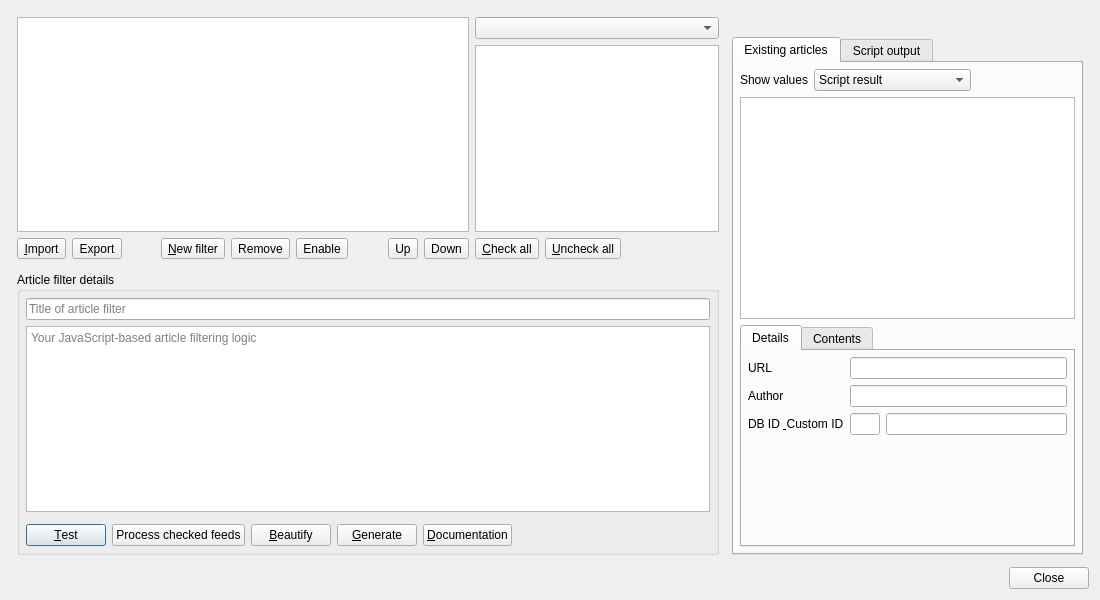
The window that src/librssguard/gui/dialogs/formmessagefiltersmanager.ui (martinrotter/rssguard) describes before a commit, drawn with Qt 5.
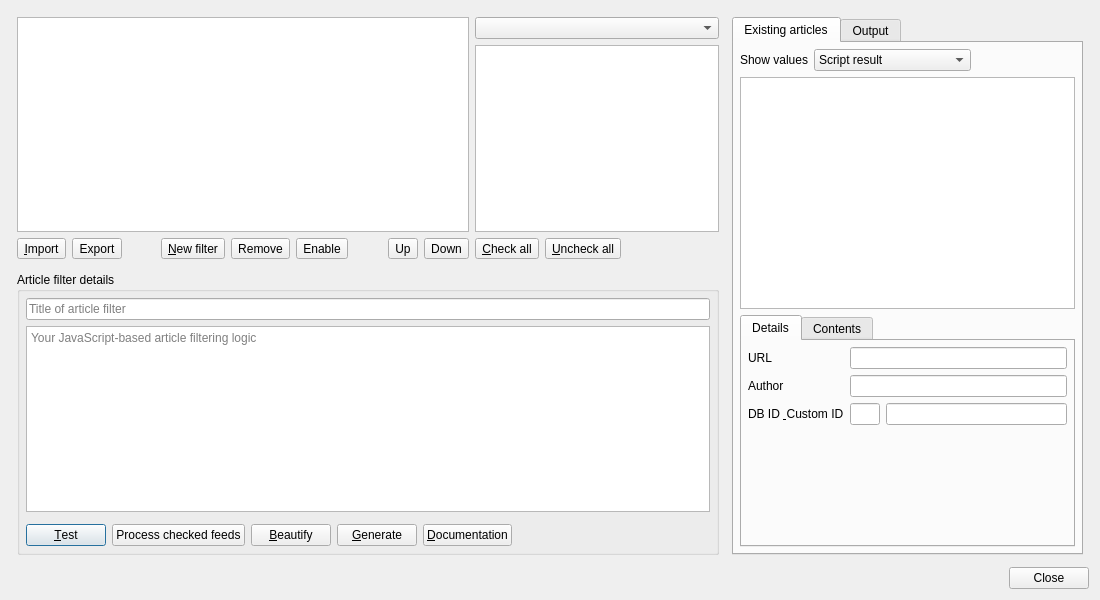
The same window after the commit. Custom widgets are drawn as their Qt base class.

Patch:
```diff
--- a/src/librssguard/gui/dialogs/formmessagefiltersmanager.ui
+++ b/src/librssguard/gui/dialogs/formmessagefiltersmanager.ui
@@ -349,22 +349,6 @@
        <property name="bottomMargin">
         <number>6</number>
        </property>
-       <item>
-        <widget class="QLabel" name="m_lblRunSummary">
-         <property name="text">
-          <string/>
-         </property>
-         <property name="textFormat">
-          <enum>Qt::TextFormat::PlainText</enum>
-         </property>
-         <property name="wordWrap">
-          <bool>true</bool>
-         </property>
-         <property name="textInteractionFlags">
-          <set>Qt::TextInteractionFlag::TextSelectableByMouse</set>
-         </property>
-        </widget>
-       </item>
        <item>
         <widget class="QTabWidget" name="m_twMessages">
          <property name="sizePolicy">
@@ -595,7 +579,7 @@
          </widget>
          <widget class="QWidget" name="m_tabScriptOutput">
           <attribute name="title">
-           <string>Script output</string>
+           <string>Output</string>
           </attribute>
           <layout class="QHBoxLayout" name="horizontalLayout_3">
            <property name="leftMargin">
```
